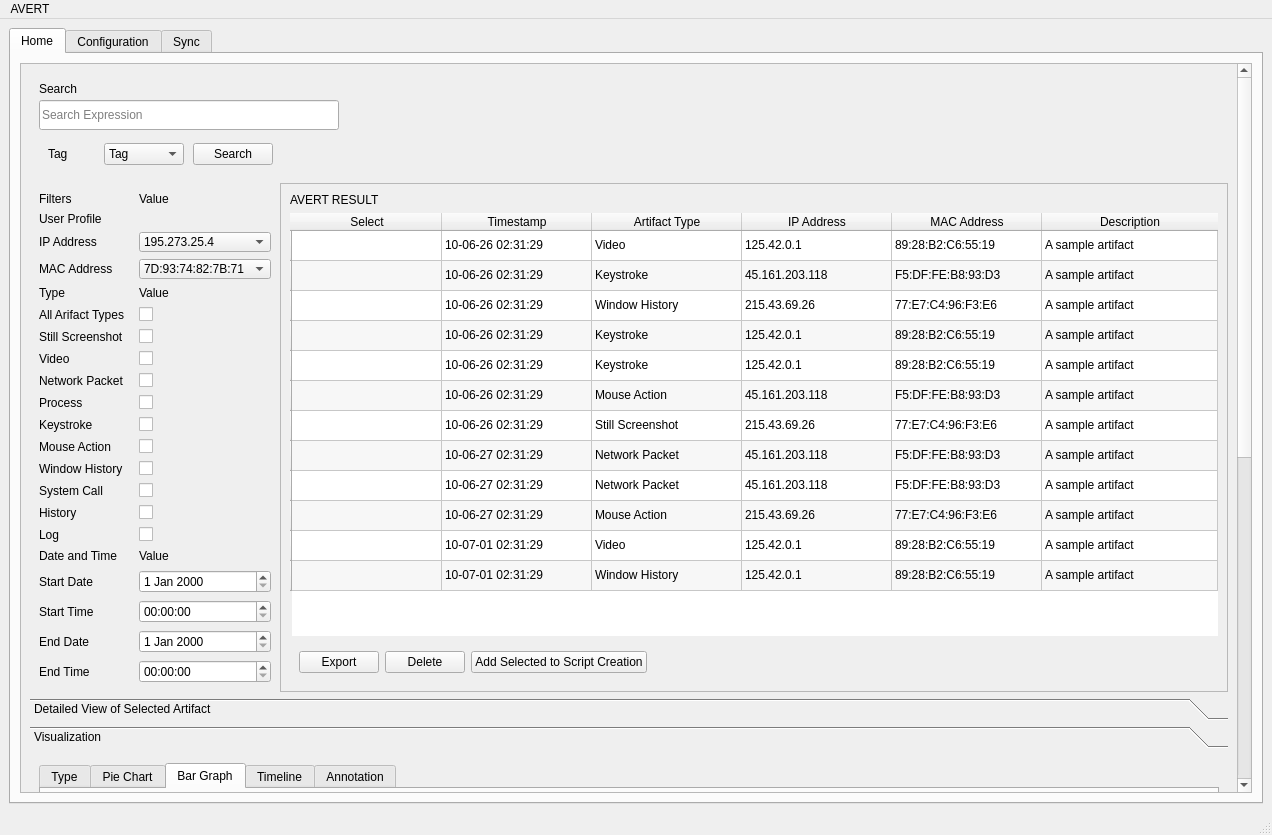
The window that AvertUI.ui (TheCappers/UserInterface) describes before a commit, drawn with Qt 5.
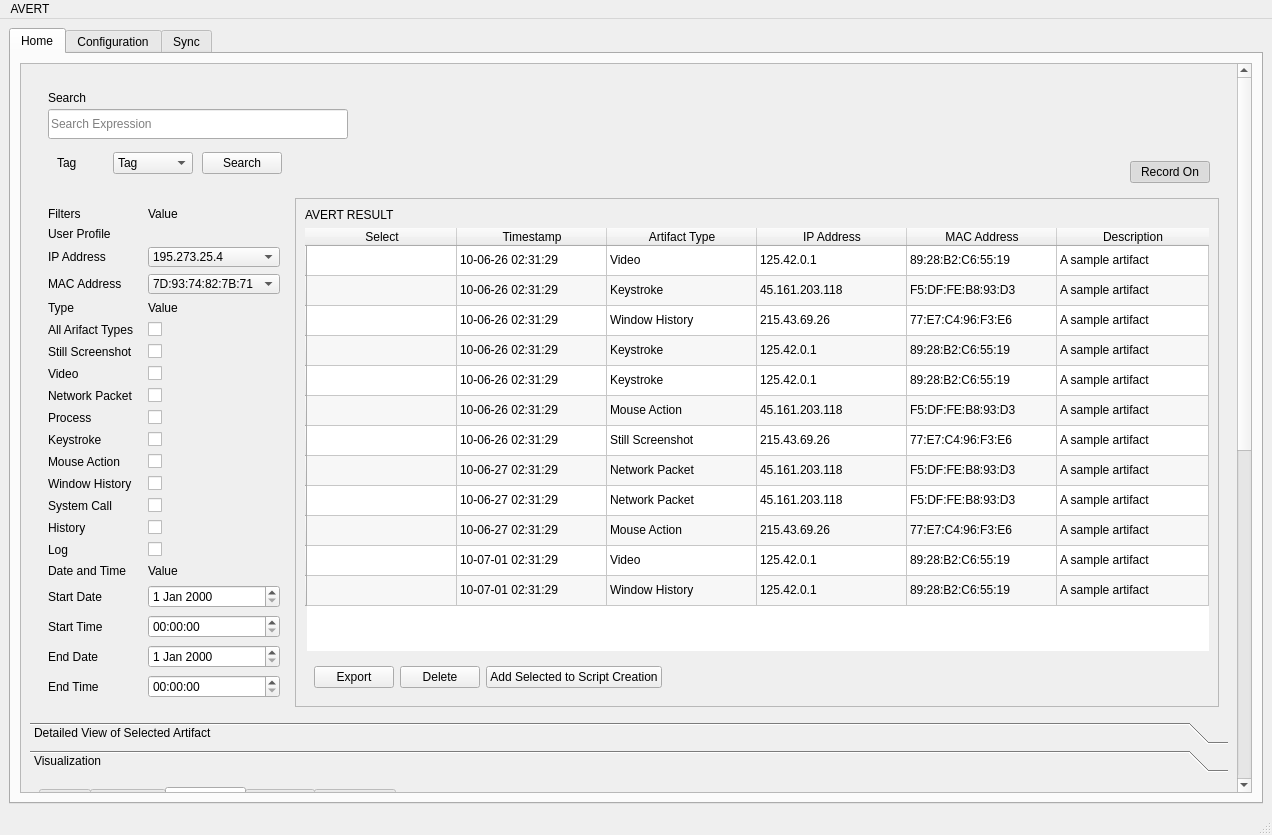
The same window after the commit. The open tabs and pages were chosen to show the change. Icons and pictures are not drawn.

Commit message: updated to most recent merge

Patch:
```diff
--- a/AvertUI.ui
+++ b/AvertUI.ui
@@ -45,28 +45,13 @@
              <x>0</x>
              <y>0</y>
              <width>1222</width>
-             <height>1428</height>
+             <height>1452</height>
             </rect>
            </property>
            <layout class="QVBoxLayout" name="verticalLayout_4">
             <item>
              <widget class="QFrame" name="home_top_view">
-              <layout class="QGridLayout" name="gridLayout_3">
-               <property name="leftMargin">
-                <number>0</number>
-               </property>
-               <property name="topMargin">
-                <number>0</number>
-               </property>
-               <property name="rightMargin">
-                <number>0</number>
-               </property>
-               <property name="bottomMargin">
-                <number>0</number>
-               </property>
-               <property name="spacing">
-                <number>0</number>
-               </property>
+              <layout class="QGridLayout" name="gridLayout_70">
                <item row="0" column="0" colspan="2">
                 <widget class="QFrame" name="search_bar">
                  <property name="frameShape">
@@ -230,6 +215,31 @@
                  </layout>
                 </widget>
                </item>
+               <item row="0" column="2" alignment="Qt::AlignRight|Qt::AlignBottom">
+                <widget class="QFrame" name="frame_21">
+                 <property name="frameShape">
+                  <enum>QFrame::NoFrame</enum>
+                 </property>
+                 <property name="frameShadow">
+                  <enum>QFrame::Raised</enum>
+                 </property>
+                 <layout class="QGridLayout" name="gridLayout_3">
+                  <item row="0" column="0">
+                   <widget class="QPushButton" name="universalRecord">
+                    <property name="text">
+                     <string>Record On</string>
+                    </property>
+                    <property name="checkable">
+                     <bool>true</bool>
+                    </property>
+                    <property name="checked">
+                     <bool>true</bool>
+                    </property>
+                   </widget>
+                  </item>
+                 </layout>
+                </widget>
+               </item>
                <item row="1" column="0">
                 <widget class="QFrame" name="search_filters">
                  <property name="minimumSize">
@@ -615,7 +625,7 @@
                  </layout>
                 </widget>
                </item>
-               <item row="1" column="1">
+               <item row="1" column="1" colspan="2">
                 <widget class="QFrame" name="avert_table">
                  <property name="frameShape">
                   <enum>QFrame::StyledPanel</enum>
@@ -3521,8 +3531,8 @@
                 <rect>
                  <x>0</x>
                  <y>0</y>
-                 <width>1204</width>
-                 <height>535</height>
+                 <width>429</width>
+                 <height>443</height>
                 </rect>
                </property>
                <attribute name="label">
```
Left out of the diff: 35 changed lines with no effect on the pictures. The commit also changes 2 other files.
